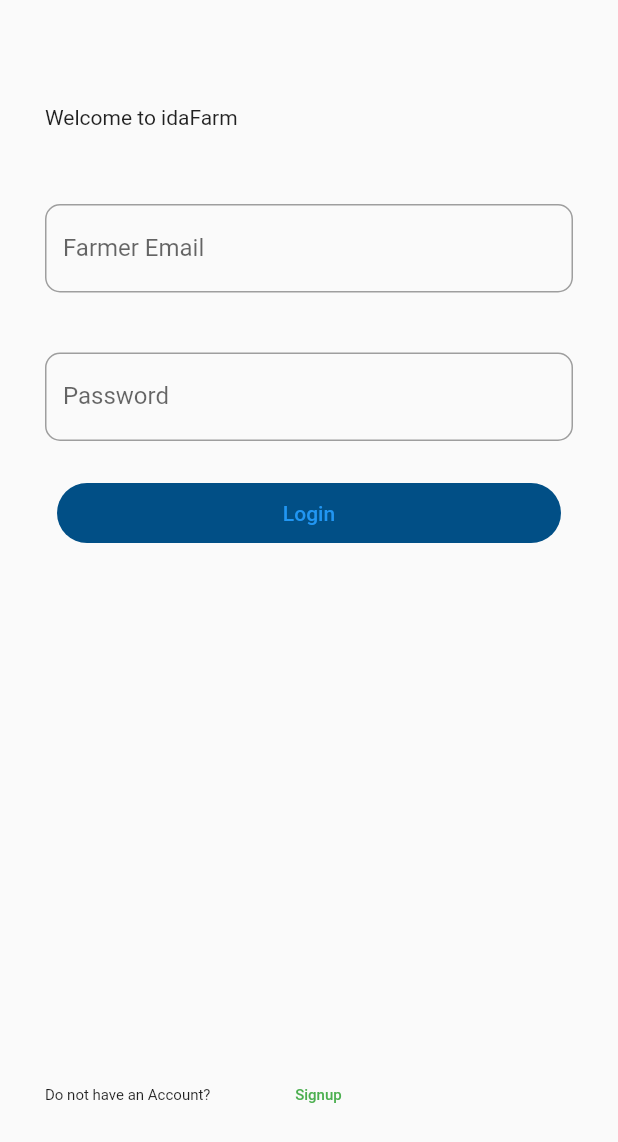
After one commit to nadine927/farmer, a Flutter app: the screen it shows after launch, on a phone screen of 412 x 824 dp. The commit adds this screen. Shown: the top 1142 px of the screen. Run offline on Flutter 3.47's test engine with Material 2 defaults, Android fonts, the phone set to English and light mode, and no system bars; our stand-ins replace google_fonts.

Commit message:
added a form

```diff
--- a/lib/main.dart
+++ b/lib/main.dart
@@ -1,4 +1,4 @@
-import 'package:farmers/views/home_view.dart';
+import 'package:farmers/views/accounts/login_view.dart';
 import 'package:flutter/material.dart';
 
 void main() {
@@ -17,7 +17,7 @@ class FarmerApp extends StatelessWidget {
         primarySwatch: Colors.blue,
       ),
       debugShowCheckedModeBanner: false,
-      home: const HomeScreen(),
+      home: const LoginView(),
     );
   }
 }
--- /dev/null
+++ b/lib/views/accounts/login_view.dart
@@ -0,0 +1,118 @@
+import 'dart:ui';
+
+import 'package:flutter/material.dart';
+
+class LoginView extends StatefulWidget {
+  const LoginView({Key? key}) : super(key: key);
+
+  @override
+  State<LoginView> createState() => _LoginViewState();
+}
+
+class _LoginViewState extends State<LoginView> {
+  @override
+  Widget build(BuildContext context) {
+    return Scaffold(
+      body: Padding(
+        padding: const EdgeInsets.all(30.0),
+        child: Column(
+          children: [
+            Expanded(
+                flex: 5,
+                child: Column(
+                  crossAxisAlignment: CrossAxisAlignment.start,
+                  mainAxisAlignment: MainAxisAlignment.start,
+                  children: [
+                    const Padding(
+                      padding: EdgeInsets.only(top: 40.0),
+                      child: Text(
+                        'Welcome to idaFarm',
+                        textAlign: TextAlign.left,
+                      ),
+                    ),
+                    const SizedBox(
+                      height: 50,
+                    ),
+                    const TextField(
+                      decoration: InputDecoration(
+                          // prefixIcon: Icon(Icons.supervised_user_circle)
+                          enabledBorder: OutlineInputBorder(
+                              borderRadius:
+                                  BorderRadius.all(Radius.circular(10)),
+                              borderSide:
+                                  BorderSide(width: 1, color: Colors.grey)),
+                          focusedBorder: OutlineInputBorder(
+                              borderRadius:
+                                  BorderRadius.all(Radius.circular(10)),
+                              borderSide:
+                                  BorderSide(width: 1, color: Colors.grey)),
+                          labelText: 'Farmer Email'),
+                    ),
+                    const SizedBox(
+                      height: 40,
+                    ),
+                    const TextField(
+                      obscureText: true,
+                      decoration: InputDecoration(
+                          // prefixIcon: Icon(Icons.supervised_user_circle)
+                          enabledBorder: OutlineInputBorder(
+                              borderRadius:
+                                  BorderRadius.all(Radius.circular(10)),
+                              borderSide:
+                                  BorderSide(width: 1, color: Colors.grey)),
+                          focusedBorder: OutlineInputBorder(
+                              borderRadius:
+                                  BorderRadius.all(Radius.circular(10)),
+                              borderSide:
+                                  BorderSide(width: 1, color: Colors.grey)),
+                          labelText: 'Password'),
+                    ),
+                    const SizedBox(
+                      height: 20,
+                    ),
+                    TextButton(
+                        onPressed: () {},
+                        child: Container(
+                          decoration: const BoxDecoration(
+                              color: Color(0xff014F86),
+                              borderRadius:
+                                  BorderRadius.all(Radius.circular(20))),
+                          width: double.infinity,
+                          height: 40,
+                          child: const Center(child: Text('Login')),
+                        ))
+                  ],
+                )),
+            Expanded(
+                flex: 1,
+                child: Column(
+                  crossAxisAlignment: CrossAxisAlignment.start,
+                  mainAxisAlignment: MainAxisAlignment.center,
+                  children: [
+                    Row(
+                      children: [
+                        const Text(
+                          'Do not have an Account?',
+                          style: TextStyle(fontSize: 10),
+                        ),
+                        const SizedBox(
+                          width: 40.0,
+                        ),
+                        TextButton(
+                          onPressed: () {},
+                          child: const Text(
+                            'Signup',
+                            style:
+                                TextStyle(color: Colors.green, fontSize: 10.0),
+                          ),
+                        )
+                      ],
+                    )
+                  ],
+                ))
+          ],
+        ),
+      ),
+    );
+  }
+}
```
